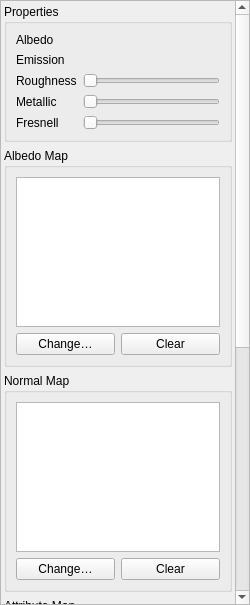
The window that MIEP/materialeditor.ui (ikskuh/acknext) describes before a commit, drawn with Qt 5.
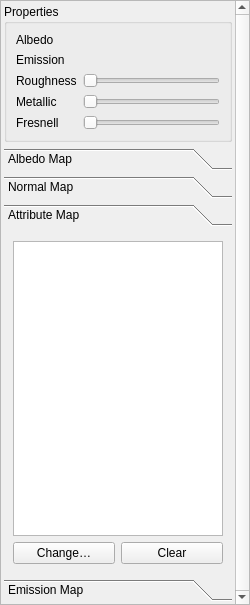
The same window after the commit. The open tabs and pages were chosen to show the change. Custom widgets are drawn as their Qt base class.

Diff of the .ui file:
```diff
--- a/MIEP/materialeditor.ui
+++ b/MIEP/materialeditor.ui
@@ -74,7 +74,7 @@
          <x>0</x>
          <y>0</y>
          <width>234</width>
-         <height>1063</height>
+         <height>584</height>
         </rect>
        </property>
        <layout class="QVBoxLayout" name="verticalLayout_2">
@@ -168,10 +168,11 @@
          </widget>
         </item>
         <item>
-         <widget class="QGroupBox" name="groupBox_2">
-          <property name="title">
+         <widget class="QToolBox" name="toolBox_2">
+          <widget class="QWidget" name="toolBox_2Page1" native="true">
+           <attribute name="label">
            <string>Albedo Map</string>
-          </property>
+           </attribute>
           <layout class="QVBoxLayout" name="verticalLayout_3">
            <item>
             <widget class="ImageView" name="albedoMap">
@@ -212,12 +213,10 @@
            </item>
           </layout>
          </widget>
-        </item>
-        <item>
-         <widget class="QGroupBox" name="groupBox_3">
-          <property name="title">
+          <widget class="QWidget" name="page">
+           <attribute name="label">
            <string>Normal Map</string>
-          </property>
+           </attribute>
           <layout class="QVBoxLayout" name="verticalLayout_4">
            <item>
             <widget class="ImageView" name="normalMap">
@@ -258,13 +257,11 @@
            </item>
           </layout>
          </widget>
-        </item>
-        <item>
-         <widget class="QGroupBox" name="groupBox_5">
-          <property name="title">
+          <widget class="QWidget" name="page_2">
+           <attribute name="label">
            <string>Attribute Map</string>
-          </property>
-          <layout class="QVBoxLayout" name="verticalLayout_5">
+           </attribute>
+           <layout class="QVBoxLayout" name="verticalLayout_7">
            <item>
             <widget class="ImageView" name="attributeMap">
              <property name="minimumSize">
@@ -304,13 +301,11 @@
            </item>
           </layout>
          </widget>
-        </item>
-        <item>
-         <widget class="QGroupBox" name="groupBox_4">
-          <property name="title">
+          <widget class="QWidget" name="page_3">
+           <attribute name="label">
            <string>Emission Map</string>
-          </property>
-          <layout class="QVBoxLayout" name="verticalLayout_6">
+           </attribute>
+           <layout class="QVBoxLayout" name="verticalLayout_5">
            <item>
             <widget class="ImageView" name="emissionMap">
              <property name="minimumSize">
@@ -349,6 +344,7 @@
             </layout>
            </item>
           </layout>
+          </widget>
          </widget>
         </item>
        </layout>
```
Left out of the diff: 28 changed lines with no effect on the pictures. Lines whose indentation alone changed are shown as unchanged.
